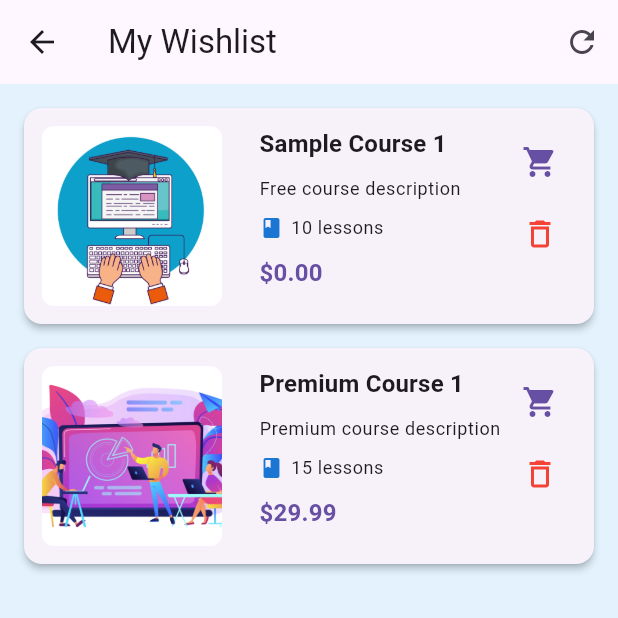
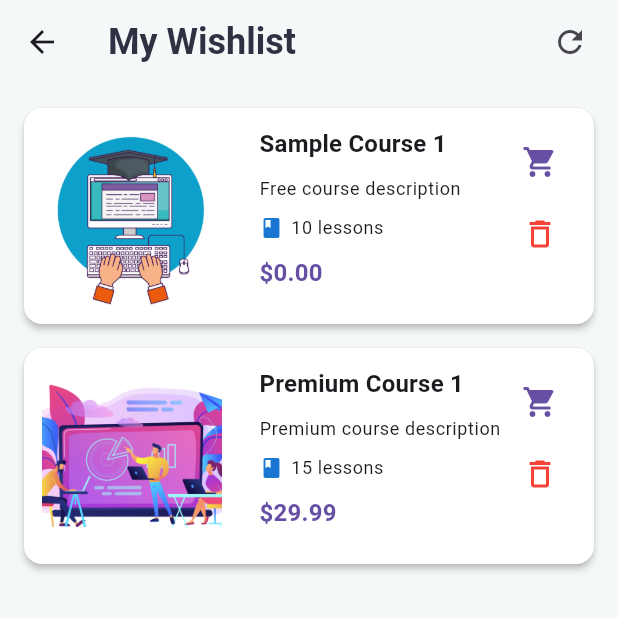
Before and after one commit to flappyBirdBol-anon/code-bolanon-mobile, a Flutter app: the LearnerWishlistsView screen opened by its route, on a phone screen of 412 x 824 dp, the top half of it. Run offline on Flutter 3.47's test engine with Material 3 defaults, Android fonts, the phone set to English and light mode, and no system bars; our stand-ins replace animate_do, carousel_slider, chewie, data_table_2, dio, file_picker and 16 more; missing offline and left inert: docx_viewer, excel, flutter_pdfview, media_kit, media_kit_video; accounts and stored records are empty; network calls fail.

Commit message:
updated background color for scaffold and cards to use the AppColors() for consistency

```diff
--- a/lib/ui/common/app_colors.dart
+++ b/lib/ui/common/app_colors.dart
@@ -5,13 +5,13 @@ const Color kcPrimaryColorDark = Color(0xFF300151);
 const Color kcDarkGreyColor = Color(0xFF1A1B1E);
 const Color kcMediumGrey = Color(0xFF474A54);
 const Color kcLightGrey = Color.fromARGB(255, 187, 187, 187);
-const Color kcVeryLightGrey = Color(0xFFE3E3E3);
+const Color kcVeryLightGrey = Color.fromARGB(255, 236, 235, 235);
 const Color kcBackgroundColor = kcDarkGreyColor;
 
 class AppColors {
   static const Color primary = Color(0xFF2196F3);
   static const Color secondary = Color(0xFF64B5F6);
-  static const Color background = Color(0xFFE3F2FD);
+  static const Color background = Color.fromARGB(255, 245, 248, 248);
   static const Color cardBackground = Colors.white;
   static const Color textPrimary = Color(0xFF1A1A1A);
   static const Color textSecondary = Color(0xFF757575);
--- a/lib/ui/common/widgets/courses_list_item.dart
+++ b/lib/ui/common/widgets/courses_list_item.dart
@@ -23,6 +23,7 @@ class CoursesListItem extends StatelessWidget {
   @override
   Widget build(BuildContext context) {
     return Card(
+      color: AppColors.cardBackground,
       elevation: 2,
       clipBehavior: Clip.antiAlias,
       shape: RoundedRectangleBorder(
--- a/lib/ui/common/widgets/custom_app_bar.dart
+++ b/lib/ui/common/widgets/custom_app_bar.dart
@@ -1,3 +1,4 @@
+import 'package:code_bolanon/ui/common/app_colors.dart';
 import 'package:flutter/material.dart';
 
 class CustomAppBar extends StatelessWidget implements PreferredSizeWidget {
@@ -17,7 +18,7 @@ class CustomAppBar extends StatelessWidget implements PreferredSizeWidget {
     this.showNotificationButton = false,
     this.onSearchTap,
     this.onNotificationTap,
-    this.backgroundColor = const Color(0xFFFFFFFF),
+    this.backgroundColor = AppColors.background,
   }) : super(key: key);
 
   @override
--- a/lib/ui/views/auth/auth_view.dart
+++ b/lib/ui/views/auth/auth_view.dart
@@ -1,3 +1,4 @@
+import 'package:code_bolanon/ui/common/app_colors.dart';
 import 'package:code_bolanon/ui/views/auth/signup/signup_view.dart';
 import 'package:flutter/material.dart';
 import 'package:flutter_svg/flutter_svg.dart';
@@ -13,6 +14,7 @@ class AuthView extends StackedView<AuthViewModel> {
   @override
   Widget builder(BuildContext context, AuthViewModel viewModel, Widget? child) {
     return Scaffold(
+      backgroundColor: AppColors.background,
       body: SafeArea(
         child: Padding(
           padding: const EdgeInsets.all(16.0),
--- a/lib/ui/views/available_courses/available_courses_view.dart
+++ b/lib/ui/views/available_courses/available_courses_view.dart
@@ -36,6 +36,7 @@ class AvailableCoursesView extends StackedView<AvailableCoursesViewModel> {
         onSearchTap: () => (),
         onNotificationTap: () => (),
       ),
+      backgroundColor: AppColors.background,
       body: SafeArea(
         child: Column(
           children: [
--- a/lib/ui/views/learner_home/learner_home_view.dart
+++ b/lib/ui/views/learner_home/learner_home_view.dart
@@ -1,4 +1,5 @@
 import 'package:carousel_slider/carousel_slider.dart';
+import 'package:code_bolanon/ui/common/app_colors.dart';
 import 'package:code_bolanon/ui/common/widgets/course_list_progress.dart';
 import 'package:code_bolanon/ui/common/widgets/custom_appointment_list.dart';
 import 'package:code_bolanon/ui/common/widgets/custom_card.dart';
@@ -19,6 +20,7 @@ class LearnerHomeView extends StackedView<LearnerHomeViewModel> {
     Widget? child,
   ) {
     return Scaffold(
+      backgroundColor: AppColors.background,
       body: SafeArea(
         child: RefreshIndicator(
           onRefresh: () async => viewModel.refreshData(),
--- a/lib/ui/views/learner_wishlists/learner_wishlists_view.dart
+++ b/lib/ui/views/learner_wishlists/learner_wishlists_view.dart
@@ -3,6 +3,7 @@ import 'package:code_bolanon/services/course_service.dart';
 import 'package:code_bolanon/services/image_service.dart';
 import 'package:code_bolanon/ui/common/app_colors.dart';
 import 'package:code_bolanon/ui/common/ui_helpers.dart';
+import 'package:code_bolanon/ui/common/widgets/custom_app_bar.dart';
 import 'package:flutter/material.dart';
 import 'package:stacked/stacked.dart';
 
@@ -19,8 +20,8 @@ class LearnerWishlistsView extends StackedView<LearnerWishlistsViewModel> {
   ) {
     return Scaffold(
       backgroundColor: AppColors.background,
-      appBar: AppBar(
-        title: const Text('My Wishlist'),
+      appBar: CustomAppBar(
+        title: 'My Wishlist',
         actions: [
           IconButton(
             icon: const Icon(Icons.refresh),
@@ -43,6 +44,7 @@ class LearnerWishlistsView extends StackedView<LearnerWishlistsViewModel> {
                   itemBuilder: (context, index) {
                     final course = viewModel.wishlistedCourses[index];
                     return Card(
+                      color: AppColors.cardBackground,
                       margin: const EdgeInsets.only(bottom: 16),
                       elevation: 2,
                       child: Padding(
--- a/lib/ui/views/menu/menu_view.dart
+++ b/lib/ui/views/menu/menu_view.dart
@@ -1,3 +1,4 @@
+import 'package:code_bolanon/ui/common/app_colors.dart';
 import 'package:code_bolanon/ui/common/widgets/custom_app_bar.dart';
 import 'package:flutter/material.dart';
 import 'package:stacked/stacked.dart';
@@ -14,11 +15,10 @@ class MenuView extends StackedView<MenuViewModel> {
     Widget? child,
   ) {
     return Scaffold(
-      backgroundColor: Colors.white,
+      backgroundColor: AppColors.background,
       appBar: const CustomAppBar(
         title: 'Menu',
         showNotificationButton: true,
-        backgroundColor: Colors.white,
       ),
       body: ListView(
         children: [
--- a/lib/ui/views/onboarding/onboarding_view.dart
+++ b/lib/ui/views/onboarding/onboarding_view.dart
@@ -1,8 +1,9 @@
-import 'package:code_bolanon/utils/constants.dart';
+import 'package:code_bolanon/ui/common/app_colors.dart';
 import 'package:flutter/material.dart';
 import 'package:flutter_svg/svg.dart';
+import 'package:lottie/lottie.dart';
 import 'package:stacked/stacked.dart';
-import 'package:lottie/lottie.dart';
+
 import 'onboarding_viewmodel.dart';
 
 class OnboardingView extends StackedView<OnboardingViewModel> {
@@ -12,6 +13,7 @@ class OnboardingView extends StackedView<OnboardingViewModel> {
   Widget builder(
       BuildContext context, OnboardingViewModel viewModel, Widget? child) {
     return Scaffold(
+      backgroundColor: AppColors.background,
       body: SafeArea(
         child: Padding(
           padding: const EdgeInsets.all(16.0),
--- a/lib/ui/views/trainer_home/trainer_home_view.dart
+++ b/lib/ui/views/trainer_home/trainer_home_view.dart
@@ -1,5 +1,6 @@
 import 'package:carousel_slider/carousel_slider.dart';
 import 'package:code_bolanon/models/course_model.dart';
+import 'package:code_bolanon/ui/common/app_colors.dart';
 import 'package:code_bolanon/ui/common/utils/tech_stack_colors.dart';
 import 'package:code_bolanon/ui/common/widgets/custom_appointment_list.dart';
 import 'package:code_bolanon/ui/common/widgets/custom_card.dart';
@@ -46,7 +47,7 @@ class TrainerHomeView extends StackedView<TrainerHomeViewModel> {
     );
 
     return Scaffold(
-      backgroundColor: Colors.transparent,
+      backgroundColor: AppColors.background,
       body: SafeArea(
         child: RefreshIndicator(
           color: Colors.grey,
--- a/lib/utils/theme.dart
+++ b/lib/utils/theme.dart
@@ -3,7 +3,7 @@ import 'package:flutter/material.dart';
 class AppTheme {
   static const Color primaryColor = Color.fromARGB(255, 0, 0, 0); // Light Green
   static const Color accentColor = Color(0xFF607D8B); // Blue Grey
-  static const Color backgroundColorLight = Color.fromARGB(255, 120, 119, 119);
+  static const Color backgroundColorLight = Colors.white;
   static const Color textColorLight = Colors.black87;
   static const Color secondaryTextColorLight = Colors.grey;
 
```
Also changed, not shown: lib/ui/views/profile/profile_view.dart (+3 -4 lines).
